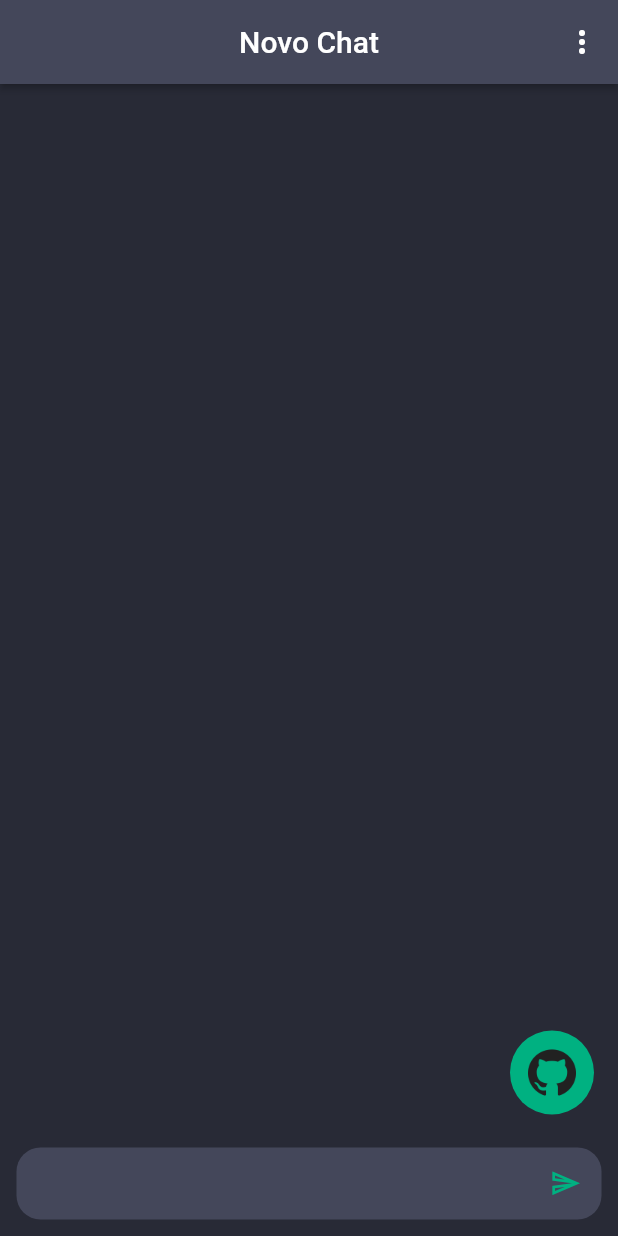
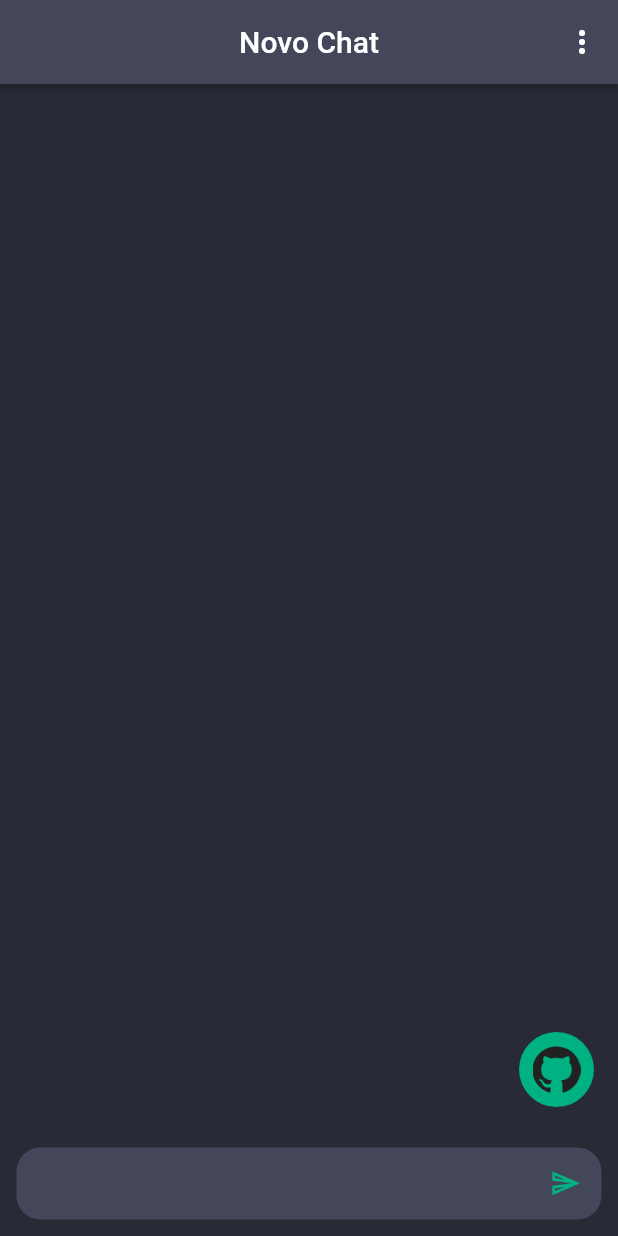
Before and after one commit to Vinnybrunn00/App_ChatGPT, a Flutter app: the screen it shows after launch, on a phone screen of 412 x 824 dp. Run offline on Flutter 3.47's test engine with Material 2 defaults, Android fonts, the light colour scheme and no system bars; our stand-ins replace animated_text_kit, flutter_spinkit.

Commit message:
ChatGPT up

```diff
--- a/lib/constants/api_consts.dart
+++ b/lib/constants/api_consts.dart
@@ -1,3 +1,3 @@
 String BASE_URL = "https://api.openai.com/v1";
-String API_KEY = "YOUR_TOKEN_API_OPENAI";
+String API_KEY = "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";
 String REPO_URL = "https://github.com/Vinnybrunn00/App_ChatGPT";
--- a/lib/screens/chat_screen.dart
+++ b/lib/screens/chat_screen.dart
@@ -57,14 +57,15 @@ class _ChatScreenState extends State<ChatScreen> {
     return Scaffold(
       floatingActionButton: GestureDetector(
         child: Container(
-            padding: const EdgeInsets.all(4),
-            margin: const EdgeInsets.only(bottom: 65),
+            padding: const EdgeInsets.all(1),
+            margin: const EdgeInsets.only(bottom: 70),
             decoration: BoxDecoration(
                 color: const Color.fromARGB(255, 0, 177, 129),
                 borderRadius: BorderRadius.circular(50)),
             child: IconButton(
+              splashRadius: 31,
+              splashColor: Color.fromARGB(255, 255, 0, 160),
               icon: Image.asset('assets/images/github.png'),
-              iconSize: 21,
               onPressed: () {
                 try {
                   _launchUrl();
@@ -143,6 +144,8 @@ class _ChatScreenState extends State<ChatScreen> {
                         ),
                       ),
                       IconButton(
+                          splashColor: Color.fromARGB(255, 255, 0, 149),
+                          splashRadius: 15,
                           onPressed: () async {
                             await sendMessageFCT(
                               modelsProvider: modelsProvider,
--- a/pubspec.yaml
+++ b/pubspec.yaml
@@ -16,7 +16,7 @@ publish_to: 'none' # Remove this line if you wish to publish to pub.dev
 # https://developer.apple.com/library/archive/documentation/General/Reference/InfoPlistKeyReference/Articles/CoreFoundationKeys.html
 # In Windows, build-name is used as the major, minor, and patch parts
 # of the product and file versions while build-number is used as the build suffix.
-version: 1.0.3+1
+version: 0.0.4+1
 
 environment:
   sdk: '>=2.19.4 <3.0.0'
```
Also changed, not shown: lib/widgets/chat_widget.dart (+19 -16 lines), lib/widgets/drop_down.dart (+0 -15 lines).
